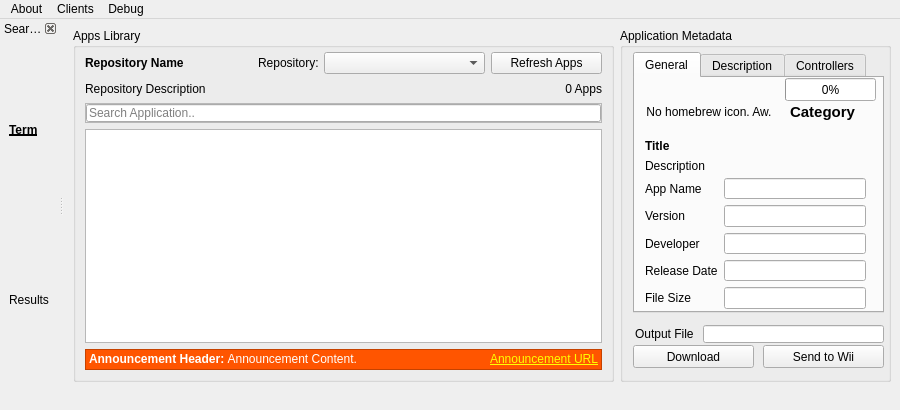
First picture: the form in gui/united.ui, repository dhtdht020/osc-dl, before the edit.
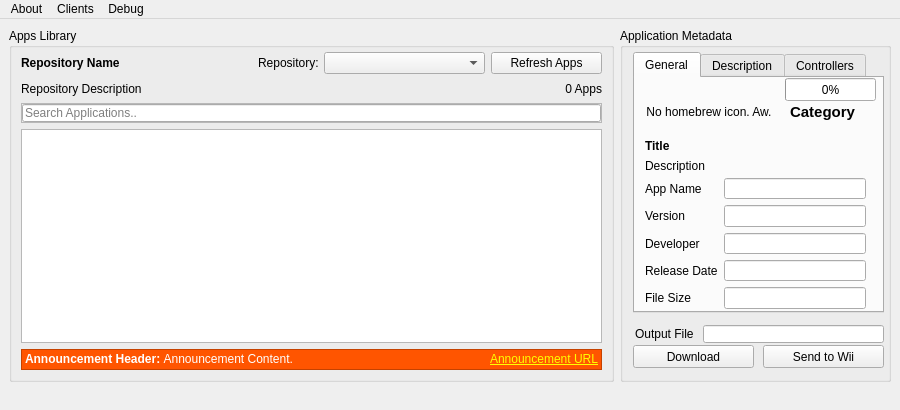
Second picture: the form after the edit.

Commit message: Results amount now displayed instead of Apps amount

```diff
--- a/gui/united.ui
+++ b/gui/united.ui
@@ -306,7 +306,7 @@
                 </sizepolicy>
                </property>
                <property name="placeholderText">
-                <string>Search Application..</string>
+                <string>Search Applications..</string>
                </property>
               </widget>
              </item>
@@ -956,48 +956,6 @@
     <bool>false</bool>
    </property>
   </widget>
-  <widget class="QDockWidget" name="DebugDock">
-   <property name="floating">
-    <bool>true</bool>
-   </property>
-   <property name="features">
-    <set>QDockWidget::DockWidgetClosable</set>
-   </property>
-   <property name="allowedAreas">
-    <set>Qt::NoDockWidgetArea</set>
-   </property>
-   <property name="windowTitle">
-    <string>Search Debugger</string>
-   </property>
-   <attribute name="dockWidgetArea">
-    <number>1</number>
-   </attribute>
-   <widget class="QWidget" name="dockWidgetContents">
-    <layout class="QVBoxLayout" name="verticalLayout_5">
-     <item>
-      <widget class="QLabel" name="DebugSearchTerm">
-       <property name="font">
-        <font>
-         <weight>75</weight>
-         <bold>true</bold>
-         <underline>true</underline>
-        </font>
-       </property>
-       <property name="text">
-        <string>Term</string>
-       </property>
-      </widget>
-     </item>
-     <item>
-      <widget class="QLabel" name="DebugSearchResultsAmount">
-       <property name="text">
-        <string>Results</string>
-       </property>
-      </widget>
-     </item>
-    </layout>
-   </widget>
-  </widget>
   <action name="actionAbout_OSC_DL">
    <property name="enabled">
     <bool>false</bool>
```
The commit also changes 2 other files.
